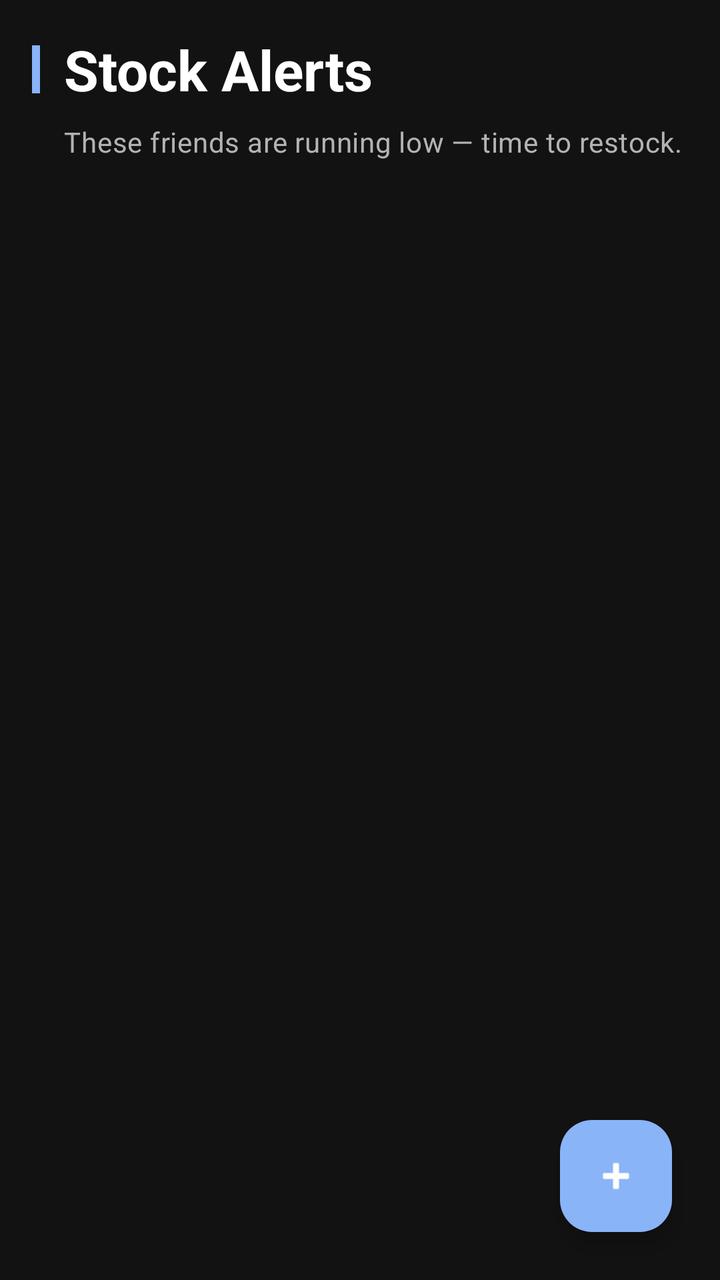
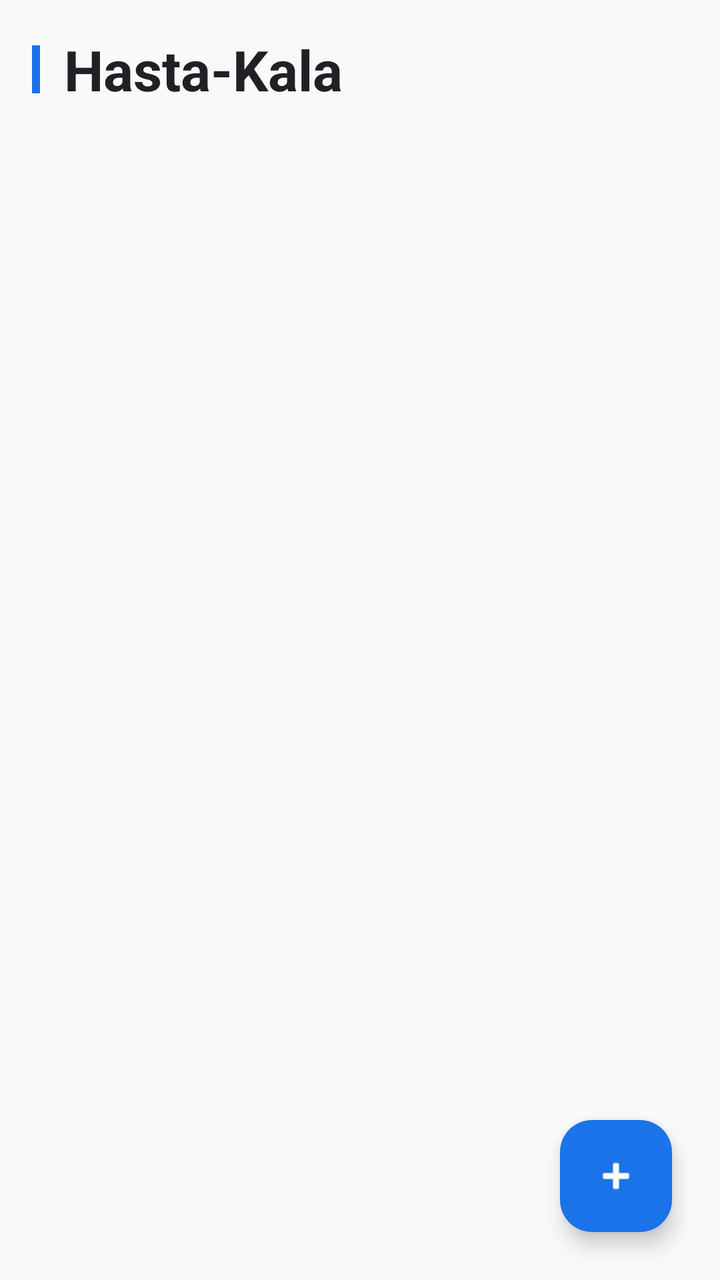

Before-and-after screenshots of an Android layout around one commit, followed by the original layout XML and the change that was made.
<!-- AndroidManifest.xml: application theme Theme.HastaKalaShop -->
<!-- res/layout/fragment_stock_alert.xml -->
<?xml version="1.0" encoding="utf-8"?>
<androidx.coordinatorlayout.widget.CoordinatorLayout xmlns:android="http://schemas.android.com/apk/res/android"
    xmlns:app="http://schemas.android.com/apk/res-auto"
    xmlns:tools="http://schemas.android.com/tools"
    android:layout_width="match_parent"
    android:layout_height="match_parent"
    android:background="@color/bg_dark">

    <LinearLayout
        android:layout_width="match_parent"
        android:layout_height="match_parent"
        android:orientation="vertical"
        android:padding="16dp">

        <LinearLayout
            android:layout_width="match_parent"
            android:layout_height="wrap_content"
            android:orientation="vertical"
            android:layout_marginBottom="12dp">

            <LinearLayout
                android:layout_width="match_parent"
                android:layout_height="wrap_content"
                android:orientation="horizontal"
                android:gravity="center_vertical">

                <View
                    android:layout_width="4dp"
                    android:layout_height="24dp"
                    android:background="@color/accent_simple"
                    android:layout_marginEnd="12dp" />

                <TextView
                    android:layout_width="wrap_content"
                    android:layout_height="wrap_content"
                    android:text="Stock Alerts"
                    android:textAppearance="?attr/textAppearanceHeadlineMedium"
                    android:textColor="@color/text_primary"
                    android:textStyle="bold" />
            </LinearLayout>

            <TextView
                android:layout_width="match_parent"
                android:layout_height="wrap_content"
                android:text="@string/stock_subtitle"
                android:textAppearance="?attr/textAppearanceBodyMedium"
                android:textColor="@color/text_secondary"
                android:layout_marginTop="8dp"
                android:layout_marginStart="16dp" />
        </LinearLayout>

        <androidx.recyclerview.widget.RecyclerView
            android:id="@+id/recycler_stock_alerts"
            android:layout_width="match_parent"
            android:layout_height="match_parent"
            app:layoutManager="androidx.recyclerview.widget.LinearLayoutManager"
            tools:listitem="@layout/item_stock_alert" />

    </LinearLayout>

    <com.google.android.material.floatingactionbutton.FloatingActionButton
        android:id="@+id/fab_add_product"
        android:layout_width="wrap_content"
        android:layout_height="wrap_content"
        android:layout_gravity="bottom|end"
        android:layout_margin="24dp"
        android:contentDescription="@string/content_description_add_product"
        app:srcCompat="@android:drawable/ic_input_add"
        app:tint="@android:color/white"
        app:backgroundTint="@color/accent_simple" />

</androidx.coordinatorlayout.widget.CoordinatorLayout>
<!-- res/layout/item_stock_alert.xml (included above) -->
<?xml version="1.0" encoding="utf-8"?>
<com.google.android.material.card.MaterialCardView xmlns:android="http://schemas.android.com/apk/res/android"
    xmlns:app="http://schemas.android.com/apk/res-auto"
    android:layout_width="match_parent"
    android:layout_height="wrap_content"
    android:layout_marginHorizontal="16dp"
    android:layout_marginVertical="8dp"
    app:cardElevation="0dp"
    app:strokeWidth="1dp"
    app:strokeColor="@color/divider_color"
    app:cardBackgroundColor="@color/surface_dark"
    app:cardCornerRadius="20dp">

    <androidx.constraintlayout.widget.ConstraintLayout
        android:layout_width="match_parent"
        android:layout_height="wrap_content"
        android:padding="20dp">

        <TextView
            android:id="@+id/tv_item_name"
            android:layout_width="0dp"
            android:layout_height="wrap_content"
            android:text="Product Name"
            android:textAppearance="?attr/textAppearanceTitleMedium"
            android:textColor="@color/text_primary"
            android:textStyle="bold"
            app:layout_constraintStart_toStartOf="parent"
            app:layout_constraintTop_toTopOf="parent"
            app:layout_constraintEnd_toStartOf="@id/iv_warning"
            android:layout_marginEnd="12dp" />

        <TextView
            android:id="@+id/tv_variant"
            android:layout_width="0dp"
            android:layout_height="wrap_content"
            android:text="Variant Color"
            android:textAppearance="?attr/textAppearanceBodySmall"
            android:textColor="@color/text_secondary"
            android:textAllCaps="true"
            android:letterSpacing="0.05"
            app:layout_constraintStart_toStartOf="parent"
            app:layout_constraintTop_toBottomOf="@id/tv_item_name"
            android:layout_marginTop="4dp" />

        <ImageView
            android:id="@+id/iv_warning"
            android:layout_width="20dp"
            android:layout_height="20dp"
            android:src="@android:drawable/ic_dialog_alert"
            app:tint="@color/stock_critical"
            android:layout_marginEnd="8dp"
            app:layout_constraintEnd_toStartOf="@id/badge_card"
            app:layout_constraintTop_toTopOf="parent"
            app:layout_constraintBottom_toBottomOf="parent" />

        <com.google.android.material.card.MaterialCardView
            android:id="@+id/badge_card"
            android:layout_width="wrap_content"
            android:layout_height="wrap_content"
            app:cardBackgroundColor="@color/stock_critical"
            app:cardCornerRadius="12dp"
            app:cardElevation="0dp"
            app:layout_constraintEnd_toEndOf="parent"
            app:layout_constraintTop_toTopOf="parent"
            app:layout_constraintBottom_toBottomOf="parent">

            <TextView
                android:id="@+id/tv_stock_count"
                android:layout_width="wrap_content"
                android:layout_height="wrap_content"
                android:paddingHorizontal="10dp"
                android:paddingVertical="4dp"
                android:text="2 Left"
                android:textColor="@android:color/white"
                android:textSize="12sp"
                android:textStyle="bold" />
        </com.google.android.material.card.MaterialCardView>

    </androidx.constraintlayout.widget.ConstraintLayout>
</com.google.android.material.card.MaterialCardView>
<!-- resources referenced by this layout -->
<resources>
  <color name="accent_simple">#8AB4F8</color>
  <color name="bg_dark">#121212</color>
  <color name="divider_color">#333333</color>
  <color name="stock_critical">#EA4335</color>
  <color name="surface_dark">#1E1E1E</color>
  <color name="text_primary">#FFFFFF</color>
  <color name="text_secondary">#B3B3B3</color>
  <string name="content_description_add_product">Add Product</string>
  <string name="stock_subtitle">These friends are running low — time to restock.</string>
  <style name="Theme.HastaKalaShop" parent="Theme.Material3.DayNight.NoActionBar">
          <item name="colorPrimary">@color/primary</item>
          <item name="colorOnPrimary">@color/onPrimary</item>
          <item name="colorPrimaryContainer">@color/primaryContainer</item>
          <item name="colorOnPrimaryContainer">@color/onPrimaryContainer</item>
          <item name="colorSecondary">@color/secondary</item>
          <item name="colorOnSecondary">@color/onSecondary</item>
          <item name="android:colorBackground">@color/background</item>
          <item name="colorSurface">@color/surface</item>
          <item name="colorOnSurface">@color/onSurface</item>
          <item name="colorSurfaceVariant">@color/surfaceVariant</item>
          <item name="colorOnSurfaceVariant">@color/onSurfaceVariant</item>
          <item name="colorOutline">@color/outline</item>
          <item name="colorSecondaryContainer">@color/primary</item>
          <item name="colorOnSecondaryContainer">@color/onPrimary</item>
  
          <item name="android:navigationBarColor">@color/bg_dark</item>
          <item name="android:statusBarColor">@color/bg_dark</item>
          
          <item name="android:windowBackground">@color/background</item>
  
          <item name="textAppearanceHeadlineMedium">@style/TextAppearance.HastaKala.HeadlineMedium</item>
          <item name="textAppearanceTitleLarge">@style/TextAppearance.HastaKala.TitleLarge</item>
      </style>
  <color name="primary">@color/accent_simple</color>
  <color name="onPrimary">#121212</color>
  <color name="primaryContainer">#2C2C2C</color>
  <color name="onPrimaryContainer">#8AB4F8</color>
  <color name="secondary">#E8EAED</color>
  <color name="onSecondary">#121212</color>
  <color name="background">@color/bg_dark</color>
  <color name="surface">@color/surface_dark</color>
  <color name="onSurface">@color/text_primary</color>
  <color name="surfaceVariant">@color/surface_variant</color>
  <color name="onSurfaceVariant">@color/text_secondary</color>
  <color name="outline">@color/divider_color</color>
  <style name="TextAppearance.HastaKala.HeadlineMedium" parent="TextAppearance.Material3.HeadlineMedium">
          <item name="android:fontFamily">sans-serif-medium</item>
          <item name="android:textStyle">normal</item>
          <item name="android:textColor">@color/onSurface</item>
      </style>
  <style name="TextAppearance.HastaKala.TitleLarge" parent="TextAppearance.Material3.TitleLarge">
          <item name="android:fontFamily">sans-serif-medium</item>
          <item name="android:textStyle">normal</item>
          <item name="android:textColor">@color/onSurface</item>
      </style>
  <color name="surface_variant">#2C2C2C</color>
</resources>

<!-- the commit's change to res/layout/fragment_stock_alert.xml (unified diff, before → after) -->
@@ -4,7 +4,7 @@
     xmlns:tools="http://schemas.android.com/tools"
     android:layout_width="match_parent"
     android:layout_height="match_parent"
-    android:background="@color/bg_dark">
+    android:background="@color/background">
 
     <LinearLayout
         android:layout_width="match_parent"
@@ -33,20 +33,11 @@
                 <TextView
                     android:layout_width="wrap_content"
                     android:layout_height="wrap_content"
-                    android:text="Stock Alerts"
+                    android:text="@string/headline_main"
                     android:textAppearance="?attr/textAppearanceHeadlineMedium"
                     android:textColor="@color/text_primary"
                     android:textStyle="bold" />
             </LinearLayout>
-
-            <TextView
-                android:layout_width="match_parent"
-                android:layout_height="wrap_content"
-                android:text="@string/stock_subtitle"
-                android:textAppearance="?attr/textAppearanceBodyMedium"
-                android:textColor="@color/text_secondary"
-                android:layout_marginTop="8dp"
-                android:layout_marginStart="16dp" />
         </LinearLayout>
 
         <androidx.recyclerview.widget.RecyclerView
@@ -66,7 +57,7 @@
         android:layout_margin="24dp"
         android:contentDescription="@string/content_description_add_product"
         app:srcCompat="@android:drawable/ic_input_add"
-        app:tint="@android:color/white"
+        app:tint="@color/onPrimary"
         app:backgroundTint="@color/accent_simple" />
 
 </androidx.coordinatorlayout.widget.CoordinatorLayout>
@@ -81,7 +72,7 @@
     app:cardElevation="0dp"
     app:strokeWidth="1dp"
     app:strokeColor="@color/divider_color"
-    app:cardBackgroundColor="@color/surface_dark"
+    app:cardBackgroundColor="@color/surface"
     app:cardCornerRadius="20dp">
 
     <androidx.constraintlayout.widget.ConstraintLayout
<!-- resource entries referenced after the edit -->
@@ -1,15 +1,13 @@
 <!-- resources referenced by this layout -->
 <resources>
-  <color name="accent_simple">#8AB4F8</color>
-  <color name="bg_dark">#121212</color>
-  <color name="divider_color">#333333</color>
+  <color name="accent_simple">#1A73E8</color>
+  <color name="divider_color">#DADCE0</color>
   <color name="stock_critical">#EA4335</color>
-  <color name="surface_dark">#1E1E1E</color>
-  <color name="text_primary">#FFFFFF</color>
-  <color name="text_secondary">#B3B3B3</color>
+  <color name="text_primary">#202124</color>
+  <color name="text_secondary">#5F6368</color>
   <string name="content_description_add_product">Add Product</string>
-  <string name="stock_subtitle">These friends are running low — time to restock.</string>
-  <style name="Theme.HastaKalaShop" parent="Theme.Material3.DayNight.NoActionBar">
+  <string name="headline_main">Hasta-Kala</string>
+  <style name="Theme.HastaKalaShop" parent="Theme.Material3.Light.NoActionBar">
           <item name="colorPrimary">@color/primary</item>
           <item name="colorOnPrimary">@color/onPrimary</item>
           <item name="colorPrimaryContainer">@color/primaryContainer</item>
@@ -22,27 +20,31 @@
           <item name="colorSurfaceVariant">@color/surfaceVariant</item>
           <item name="colorOnSurfaceVariant">@color/onSurfaceVariant</item>
           <item name="colorOutline">@color/outline</item>
-          <item name="colorSecondaryContainer">@color/primary</item>
-          <item name="colorOnSecondaryContainer">@color/onPrimary</item>
+          <item name="colorSecondaryContainer">@color/primaryContainer</item>
+          <item name="colorOnSecondaryContainer">@color/onPrimaryContainer</item>
   
-          <item name="android:navigationBarColor">@color/bg_dark</item>
-          <item name="android:statusBarColor">@color/bg_dark</item>
+          <item name="android:navigationBarColor">@color/background</item>
+          <item name="android:statusBarColor">@color/background</item>
+          <item name="android:windowLightStatusBar">true</item>
+          <item name="android:windowLightNavigationBar">true</item>
           
           <item name="android:windowBackground">@color/background</item>
   
           <item name="textAppearanceHeadlineMedium">@style/TextAppearance.HastaKala.HeadlineMedium</item>
           <item name="textAppearanceTitleLarge">@style/TextAppearance.HastaKala.TitleLarge</item>
       </style>
+  <color name="bg_light">#F8F9FA</color>
+  <color name="surface_light">#FFFFFF</color>
   <color name="primary">@color/accent_simple</color>
-  <color name="onPrimary">#121212</color>
-  <color name="primaryContainer">#2C2C2C</color>
-  <color name="onPrimaryContainer">#8AB4F8</color>
-  <color name="secondary">#E8EAED</color>
-  <color name="onSecondary">#121212</color>
-  <color name="background">@color/bg_dark</color>
-  <color name="surface">@color/surface_dark</color>
+  <color name="onPrimary">#FFFFFF</color>
+  <color name="primaryContainer">#D2E3FC</color>
+  <color name="onPrimaryContainer">#174EA6</color>
+  <color name="secondary">#5F6368</color>
+  <color name="onSecondary">#FFFFFF</color>
+  <color name="background">@color/bg_light</color>
+  <color name="surface">@color/surface_light</color>
   <color name="onSurface">@color/text_primary</color>
-  <color name="surfaceVariant">@color/surface_variant</color>
+  <color name="surfaceVariant">@color/surface_variant_light</color>
   <color name="onSurfaceVariant">@color/text_secondary</color>
   <color name="outline">@color/divider_color</color>
   <style name="TextAppearance.HastaKala.HeadlineMedium" parent="TextAppearance.Material3.HeadlineMedium">
@@ -55,6 +57,6 @@
           <item name="android:textStyle">normal</item>
           <item name="android:textColor">@color/onSurface</item>
       </style>
-  <color name="surface_variant">#2C2C2C</color>
+  <color name="surface_variant_light">#F1F3F4</color>
 </resources>
 
